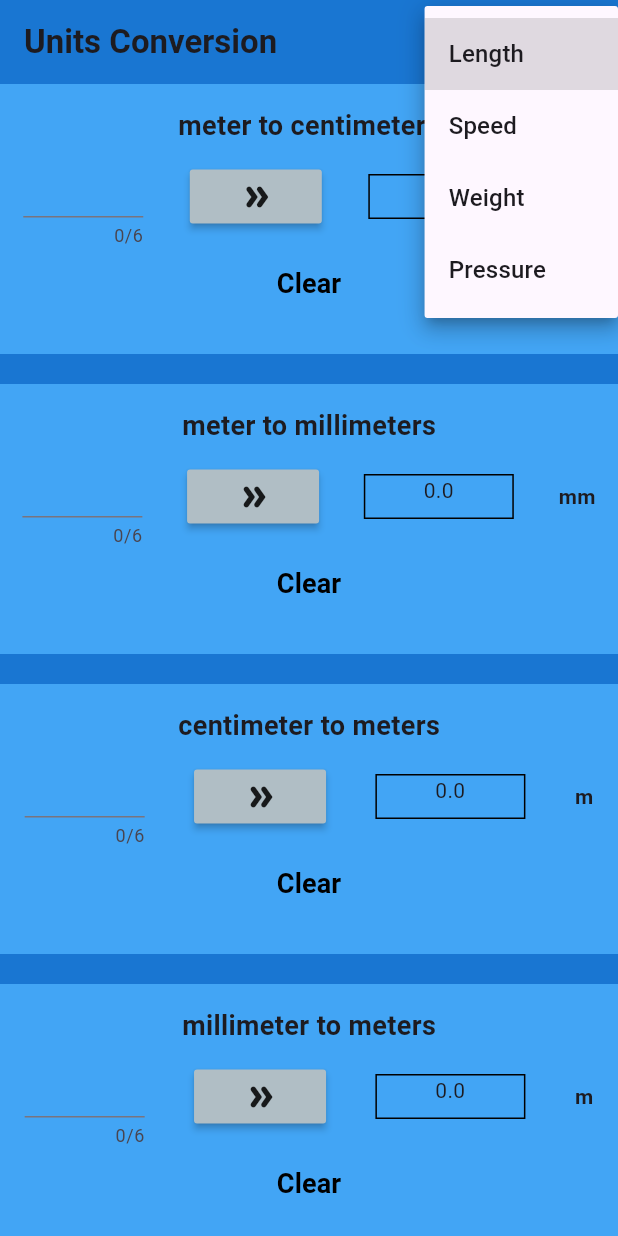
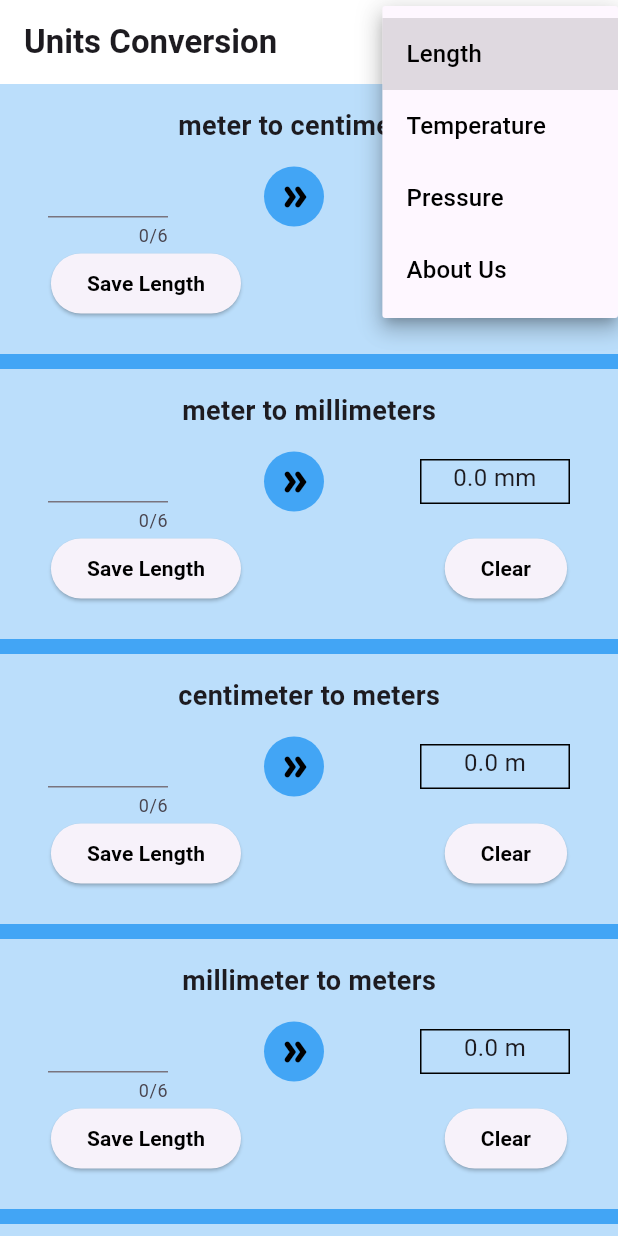
Before and after one commit to MoemenMohamed/Units-Conversion, a Flutter app: the screen it shows after launch, after a tap on "Quantity", on a phone screen of 412 x 824 dp. Run offline on Flutter 3.47's test engine with Material 3 defaults, Android fonts, the phone set to English and light mode, and no system bars.

Commit message:
second commit

```diff
--- a/lib/main.dart
+++ b/lib/main.dart
@@ -1,84 +1,10 @@
 import 'package:flutter/material.dart';
-import 'package:p_test/widgets/customPageUnit.dart';
+
+import 'screens/home_screen.dart';
 
 void main() {
-  runApp(AppPage());
+  runApp(MaterialApp(
+    debugShowCheckedModeBanner: false,
+    home: HomePage(),
+  ));
 }
-
-class AppPage extends StatelessWidget {
-  @override
-  Widget build(BuildContext context) {
-    // TODO: implement build
-    return MaterialApp(
-      debugShowCheckedModeBanner: false,
-      home: Scaffold(
-        appBar: AppBar(
-          backgroundColor: Colors.blue.shade700,
-          title: const Text(
-            "Units Conversion",
-            style: TextStyle(fontWeight: FontWeight.bold),
-          ),
-          centerTitle: false,
-          actions: [
-            DropdownButton<String>(
-              hint: Text(
-                "Quantity",
-                style: TextStyle(fontWeight: FontWeight.bold),
-              ),
-              iconEnabledColor: Colors.black,
-              items: <String>['Length', 'Speed', 'Weight', 'Pressure']
-                  .map((String value) {
-                return DropdownMenuItem<String>(
-                  value: value,
-                  child: Text(value),
-                );
-              }).toList(),
-              onChanged: (_) {},
-            )
-          ],
-        ),
-        body: ListView.separated(
-          separatorBuilder: (context, index) {
-            return Container(
-              color: Colors.blue.shade700,
-              height: 20,
-              width: 200,
-            );
-          },
-          itemBuilder: (context, index) {
-            return UnitConversion(
-              convFactors: convData[index].convFactor,
-              convTitles: convData[index].convTitle,
-              convString: convData[index].convString,
-            );
-          },
-          itemCount: convData.length,
-        ),
-      ),
-    );
-  }
-}
-
-class ConversionData {
-  String convTitle;
-  double convFactor;
-  String convString;
-
-  ConversionData(
-      {required this.convTitle,
-      required this.convFactor,
-      required this.convString});
-}
-
-List<ConversionData> convData = [
-  ConversionData(
-      convTitle: "meter to centimeters", convFactor: 100, convString: "cm"),
-  ConversionData(
-      convTitle: "meter to millimeters", convFactor: 1000, convString: "mm"),
-  ConversionData(
-      convTitle: "centimeter to meters", convFactor: 0.01, convString: "m"),
-  ConversionData(
-      convTitle: "millimeter to meters", convFactor: 0.001, convString: "m"),
-  ConversionData(
-      convTitle: "meters to micrometers", convFactor: 1000000, convString: "um")
-];
--- /dev/null
+++ b/lib/screens/home_screen.dart
@@ -0,0 +1,69 @@
+import 'package:flutter/material.dart';
+import 'package:p_test/extras.dart';
+import 'package:p_test/screens/pressure_conversion.dart';
+import 'package:p_test/widgets/customPageUnit.dart';
+
+import 'about_us.dart';
+
+class HomePage extends StatelessWidget {
+  const HomePage({super.key});
+
+  @override
+  Widget build(BuildContext context) {
+    // TODO: implement build
+    return Scaffold(
+      appBar: AppBar(
+        backgroundColor: Colors.white,
+        title: const Text(
+          "Units Conversion",
+          style: TextStyle(fontWeight: FontWeight.bold),
+        ),
+        centerTitle: false,
+        actions: [
+          DropdownButton<String>(
+            hint: const Text(
+              "Quantity",
+              style: TextStyle(fontWeight: FontWeight.bold),
+            ),
+            iconEnabledColor: Colors.black,
+            items: <String>['Length', 'Temperature', 'Pressure', "About Us"]
+                .map((String value) {
+              return DropdownMenuItem<String>(
+                value: value,
+                child: Text(
+                  value,
+                  style: TextStyle(color: Colors.black),
+                ),
+              );
+            }).toList(),
+            onChanged: (_selectedData) {
+              Navigator.push(context, MaterialPageRoute(builder: (context) {
+                if (_selectedData == "Pressure") {
+                  return PressureConv();
+                }
+                return AboutUs();
+              }));
+            },
+          )
+        ],
+      ),
+      body: ListView.separated(
+        separatorBuilder: (context, index) {
+          return Container(
+            color: Colors.blue.shade400,
+            height: 10,
+            width: 200,
+          );
+        },
+        itemBuilder: (context, index) {
+          return UnitConversion(
+            convFactors: convData[index].convFactor,
+            convTitles: convData[index].convTitle,
+            convString: convData[index].convString,
+          );
+        },
+        itemCount: convData.length,
+      ),
+    );
+  }
+}
--- a/lib/widgets/customPageUnit.dart
+++ b/lib/widgets/customPageUnit.dart
@@ -16,6 +16,8 @@ class UnitConversion extends StatefulWidget {
 }
 
 class _UnitConversionState extends State<UnitConversion> {
+  double tempResult = 0.0;
+
   String tempData = "";
 
   String resultData = "0.0";
@@ -27,10 +29,9 @@ class _UnitConversionState extends State<UnitConversion> {
     // TODO: implement build
     return Container(
       padding: const EdgeInsets.only(top: 15),
-      width: 300,
       height: 180,
       decoration: BoxDecoration(
-        color: Colors.blue.shade400,
+        color: Colors.blue.shade100,
       ),
       child: Column(
         children: [
@@ -54,32 +55,53 @@ class _UnitConversionState extends State<UnitConversion> {
                   maxLength: 6,
                 ),
               ),
-              MaterialButton(
+              CircleAvatar(
+                backgroundColor: Colors.blue.shade400,
+                child: IconButton(
                   color: Colors.blueGrey.shade200,
                   onPressed: () {
                     setState(() {});
-                  resultData =
-                      (double.parse(tempData) * widget.convFactors).toString();
+                    resultData = (double.parse(tempData) * widget.convFactors)
+                        .toString();
                   },
-                child: const Icon(Icons.double_arrow_rounded),
+                  icon: const Icon(
+                    Icons.double_arrow_rounded,
+                    color: Colors.black,
+                  ),
+                ),
               ),
               Container(
                 width: 100,
                 height: 30,
                 decoration: BoxDecoration(border: Border.all()),
                 child: Text(
-                  resultData,
+                  "$resultData ${widget.convString}",
                   textAlign: TextAlign.center,
+                  style: TextStyle(fontSize: 16),
                 ),
               ),
-              Text(
-                widget.convString,
-                style: const TextStyle(fontWeight: FontWeight.bold),
-              )
-              //TextField(controller: outputData,),
             ],
           ),
-          TextButton(
+          Row(
+            children: [
+              Spacer(
+                flex: 1,
+              ),
+              ElevatedButton(
+                  onPressed: () {
+                    tempResult = double.parse(widget.convString);
+                  },
+                  child: Text(
+                    "Save Length",
+                    style: TextStyle(
+                        fontWeight: FontWeight.bold,
+                        color: Colors.black,
+                        fontSize: 14),
+                  )),
+              Spacer(
+                flex: 4,
+              ),
+              ElevatedButton(
                   onPressed: () {
                     inputData.text = "";
                   },
@@ -88,8 +110,13 @@ class _UnitConversionState extends State<UnitConversion> {
                     style: TextStyle(
                         fontWeight: FontWeight.bold,
                         color: Colors.black,
-                    fontSize: 18),
-              ))
+                        fontSize: 14),
+                  )),
+              Spacer(
+                flex: 1,
+              ),
+            ],
+          )
         ],
       ),
     );
```
Also changed, not shown: lib/extras.dart (added, +40 -0 lines), lib/screens/about_us.dart (added, +17 -0 lines), lib/screens/pressure_conversion.dart (added, +33 -0 lines). Lines whose indentation alone changed are shown as unchanged.
